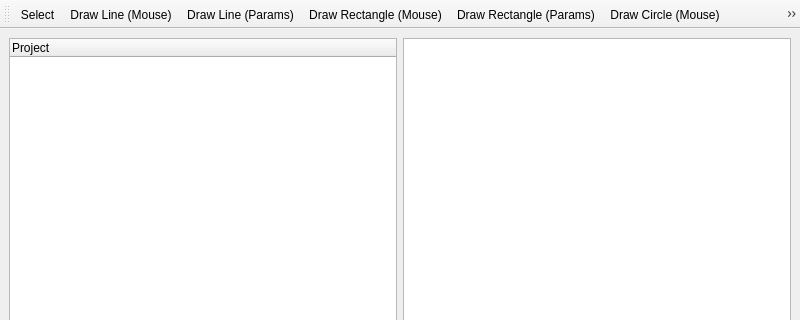
baltikaa9/comsol-free, file modules/data/src/ui/template5.ui: the form before one commit; both pictures show x 0 to 800 and y 0 to 320 of the 800 by 600 pixel window.
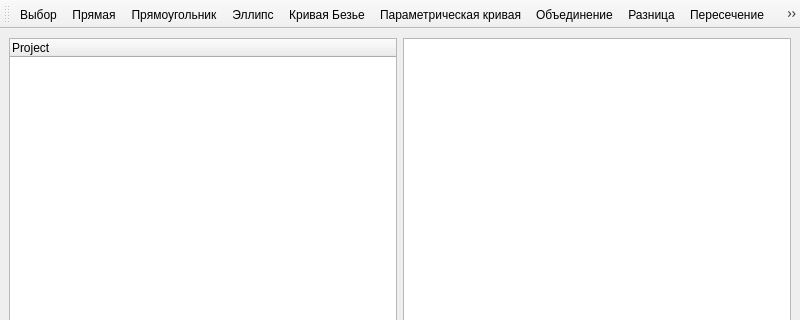
The form after the commit. Custom widgets are drawn as their Qt base class.

Commit message: Убрал рисование мышкой

```diff
--- a/modules/data/src/ui/template5.ui
+++ b/modules/data/src/ui/template5.ui
@@ -58,13 +58,13 @@
     <bool>false</bool>
    </attribute>
    <addaction name="actionSelect"/>
-   <addaction name="actionDrawLine"/>
+<!--   <addaction name="actionDrawLine"/>-->
    <addaction name="actionDrawLineByParams"/>
-   <addaction name="actionDrawRect"/>
+<!--   <addaction name="actionDrawRect"/>-->
    <addaction name="actionDrawRectByParams"/>
-   <addaction name="actionDrawCircle"/>
+<!--   <addaction name="actionDrawCircle"/>-->
    <addaction name="actionDrawCircleByParams"/>
-   <addaction name="actionDrawCurve"/>
+<!--   <addaction name="actionDrawCurve"/>-->
    <addaction name="actionDrawCurveByParams"/>
    <addaction name="actionDrawParametric"/>
    <addaction name="actionUnion"/>
@@ -74,72 +74,72 @@
   </widget>
   <action name="actionSelect">
    <property name="text">
-    <string>Select</string>
+    <string>Выбор</string>
    </property>
   </action>
-  <action name="actionDrawLine">
-   <property name="text">
-    <string>Draw Line (Mouse)</string>
-   </property>
-  </action>
+<!--  <action name="actionDrawLine">-->
+<!--   <property name="text">-->
+<!--    <string>Draw Line (Mouse)</string>-->
+<!--   </property>-->
+<!--  </action>-->
   <action name="actionDrawLineByParams">
    <property name="text">
-    <string>Draw Line (Params)</string>
+    <string>Прямая</string>
    </property>
   </action>
-  <action name="actionDrawRect">
-   <property name="text">
-    <string>Draw Rectangle (Mouse)</string>
-   </property>
-  </action>
+<!--  <action name="actionDrawRect">-->
+<!--   <property name="text">-->
+<!--    <string>Draw Rectangle (Mouse)</string>-->
+<!--   </property>-->
+<!--  </action>-->
   <action name="actionDrawRectByParams">
    <property name="text">
-    <string>Draw Rectangle (Params)</string>
+    <string>Прямоугольник</string>
    </property>
   </action>
-  <action name="actionDrawCircle">
-   <property name="text">
-    <string>Draw Circle (Mouse)</string>
-   </property>
-  </action>
+<!--  <action name="actionDrawCircle">-->
+<!--   <property name="text">-->
+<!--    <string>Draw Circle (Mouse)</string>-->
+<!--   </property>-->
+<!--  </action>-->
   <action name="actionDrawCircleByParams">
    <property name="text">
-    <string>Draw Circle (Params)</string>
+    <string>Эллипс</string>
    </property>
   </action>
-  <action name="actionDrawCurve">
-   <property name="text">
-    <string>Draw Curve (Mouse)</string>
-   </property>
-  </action>
+<!--  <action name="actionDrawCurve">-->
+<!--   <property name="text">-->
+<!--    <string>Draw Curve (Mouse)</string>-->
+<!--   </property>-->
+<!--  </action>-->
   <action name="actionDrawCurveByParams">
    <property name="text">
-    <string>Draw Curve (Params)</string>
+    <string>Кривая Безье</string>
    </property>
   </action>
   <action name="actionDrawParametric">
    <property name="text">
-    <string>Draw Parametric Curve</string>
+    <string>Параметрическая кривая</string>
    </property>
   </action>
   <action name="actionUnion">
     <property name="text">
-     <string>Union</string>
+     <string>Объединение</string>
     </property>
    </action>
    <action name="actionDifference">
     <property name="text">
-     <string>Difference</string>
+     <string>Разница</string>
     </property>
    </action>
    <action name="actionIntersection">
     <property name="text">
-     <string>Intersection</string>
+     <string>Пересечение</string>
     </property>
    </action>
    <action name="actionMirror">
     <property name="text">
-     <string>Mirror</string>
+     <string>Отражение</string>
     </property>
    </action>
  </widget>
```
The commit also changes 2 other files.
